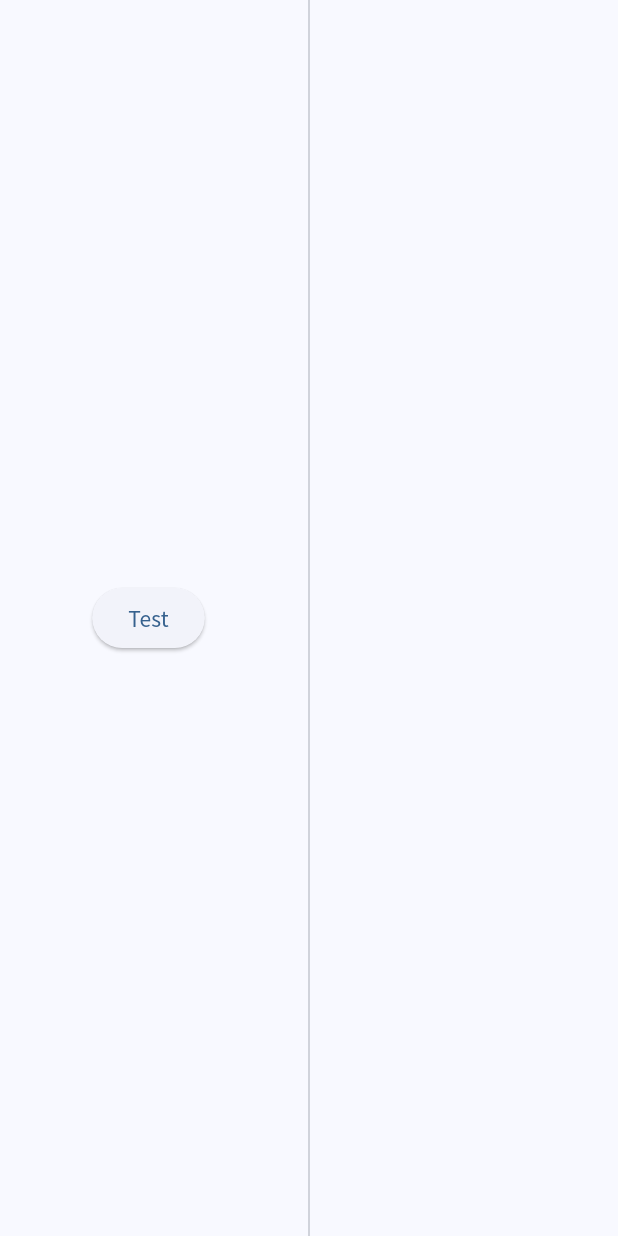
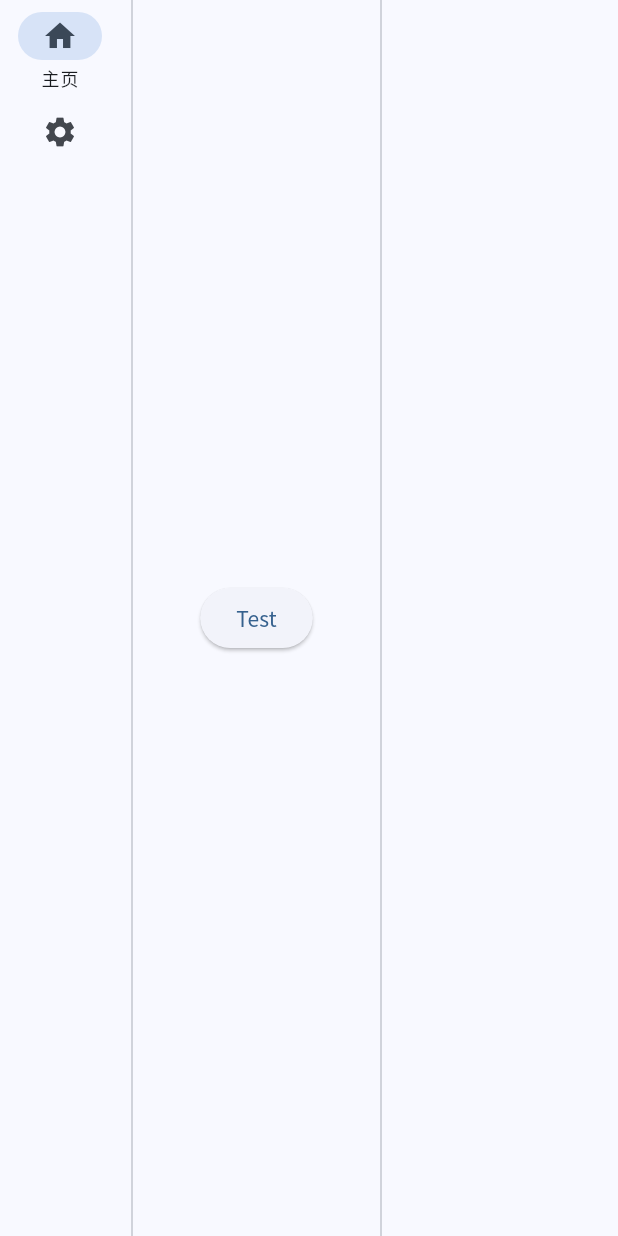
Before and after one commit to blinkspark/closeai, a Flutter app: the screen it shows after launch, on a phone screen of 412 x 824 dp. Run offline on Flutter 3.47's test engine with Material 3 defaults, Android fonts, the phone set to English and light mode, and no system bars; our stand-ins replace get, google_fonts, isar; accounts and stored records are empty; generated files the repository leaves out were written again.

Commit message:
重构 AppState 类为 AppStateController，更新相关引用，添加导航索引管理

```diff
--- a/lib/controllers/app_state_controller.dart
+++ b/lib/controllers/app_state_controller.dart
@@ -7,12 +7,15 @@ import 'package:isar/isar.dart';
 import 'package:path/path.dart';
 import 'package:path_provider/path_provider.dart';
 
-class AppState extends GetxController {
+class AppStateController extends GetxController {
   static const configFileName = 'config.json';
 
   late File configFile;
+  final Isar isar = Get.find();
+
   final themeMode = ThemeMode.system.obs;
-  final Isar isar = Get.find();
+
+  final navIndex = 0.obs;
 
   @override
   void onInit() {
--- a/lib/main.dart
+++ b/lib/main.dart
@@ -22,7 +22,7 @@ void main() async {
       SessionSchema,
     ], directory: supportPath);
   });
-  Get.put(AppState());
+  Get.put(AppStateController());
   Get.put(ProviderController());
   runApp(const MainApp());
 }
@@ -36,7 +36,7 @@ class MainApp extends StatelessWidget {
       return GetMaterialApp(
         theme: createTheme(Brightness.light),
         darkTheme: createTheme(Brightness.dark),
-        themeMode: Get.find<AppState>().themeMode.value,
+        themeMode: Get.find<AppStateController>().themeMode.value,
         home: HomePage(),
       );
     });
--- a/lib/pages/home_page.dart
+++ b/lib/pages/home_page.dart
@@ -1,11 +1,12 @@
 import 'package:closeai/controllers/provider_controller.dart';
+import 'package:closeai/pages/home_page/nav_rail.dart';
 import 'package:flutter/material.dart';
 import 'package:get/get.dart';
 
 import '../controllers/app_state_controller.dart';
 import '../models/provider.dart';
 
-class HomePage extends GetResponsiveView<AppState> {
+class HomePage extends GetResponsiveView<AppStateController> {
   HomePage({super.key});
 
   @override
@@ -14,6 +15,8 @@ class HomePage extends GetResponsiveView<AppState> {
     return Scaffold(
       body: Row(
         children: [
+          NavRail(),
+          VerticalDivider(thickness: 1),
           Expanded(
             child: Padding(
               padding: EdgeInsets.all(16),
--- /dev/null
+++ b/lib/pages/home_page/nav_rail.dart
@@ -0,0 +1,29 @@
+import 'package:closeai/controllers/app_state_controller.dart';
+import 'package:flutter/material.dart';
+import 'package:get/get.dart';
+
+class NavRail extends StatelessWidget {
+  const NavRail({super.key});
+
+  @override
+  Widget build(BuildContext context) {
+    return Obx(() {
+      final appState = Get.find<AppStateController>();
+      return NavigationRail(
+        destinations: [
+          NavigationRailDestination(
+            icon: const Icon(Icons.home),
+            label: const Text('主页'),
+          ),
+          NavigationRailDestination(
+            icon: const Icon(Icons.settings),
+            label: const Text('设置'),
+          ),
+        ],
+        labelType: NavigationRailLabelType.selected,
+        selectedIndex: appState.navIndex.value,
+        onDestinationSelected: (idx) => appState.navIndex.value = idx,
+      );
+    });
+  }
+}
```
